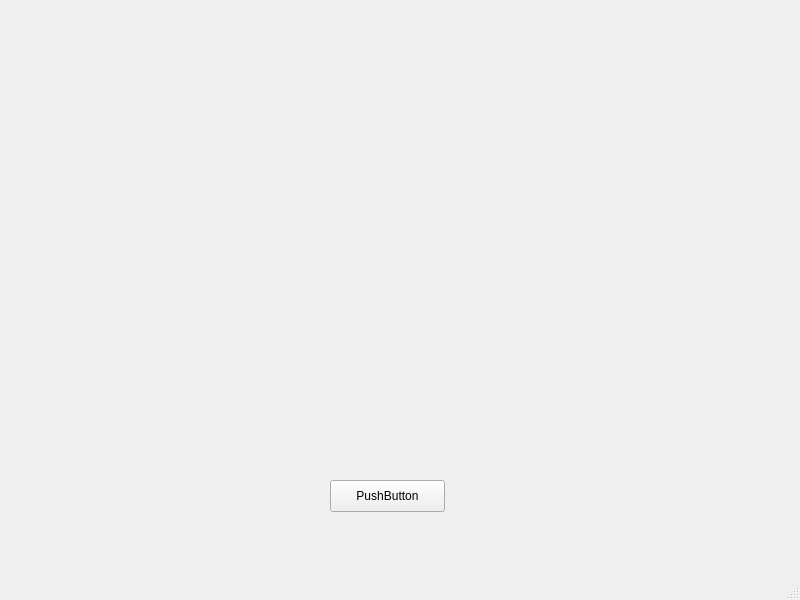
Qt form Interface_BT/mainwindow.ui (freshStones/alpaca) before a commit.
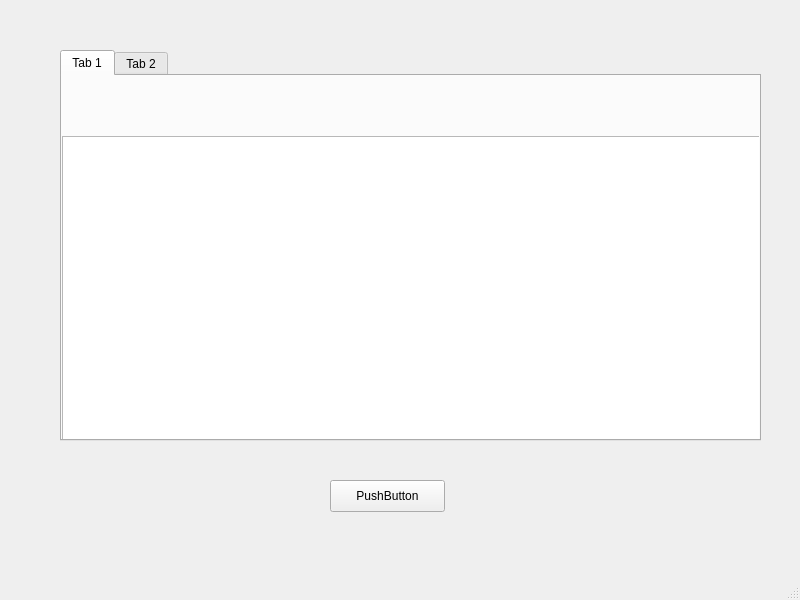
The same form after that commit.

What changed in the file:
```diff
--- a/Interface_BT/mainwindow.ui
+++ b/Interface_BT/mainwindow.ui
@@ -27,6 +27,49 @@
      <string>PushButton</string>
     </property>
    </widget>
+   <widget class="QTabWidget" name="tabs">
+    <property name="geometry">
+     <rect>
+      <x>60</x>
+      <y>50</y>
+      <width>701</width>
+      <height>391</height>
+     </rect>
+    </property>
+    <property name="currentIndex">
+     <number>0</number>
+    </property>
+    <widget class="QWidget" name="policy">
+     <attribute name="title">
+      <string>Tab 1</string>
+     </attribute>
+     <widget class="QTableView" name="allPolicyTableView">
+      <property name="geometry">
+       <rect>
+        <x>0</x>
+        <y>60</y>
+        <width>701</width>
+        <height>311</height>
+       </rect>
+      </property>
+     </widget>
+    </widget>
+    <widget class="QWidget" name="tab_2">
+     <attribute name="title">
+      <string>Tab 2</string>
+     </attribute>
+     <widget class="QTableView" name="tableView_2">
+      <property name="geometry">
+       <rect>
+        <x>0</x>
+        <y>60</y>
+        <width>691</width>
+        <height>301</height>
+       </rect>
+      </property>
+     </widget>
+    </widget>
+   </widget>
   </widget>
   <widget class="QMenuBar" name="menubar">
    <property name="geometry">
```
Left out of the diff: 2 changed lines with no effect on the pictures.
